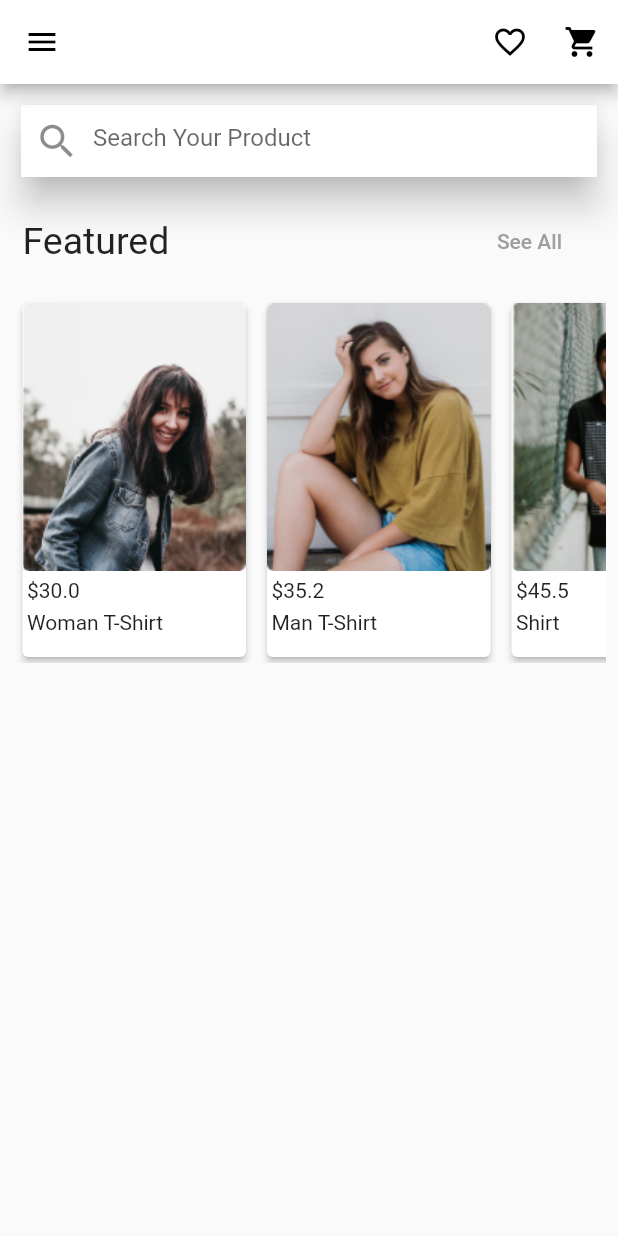
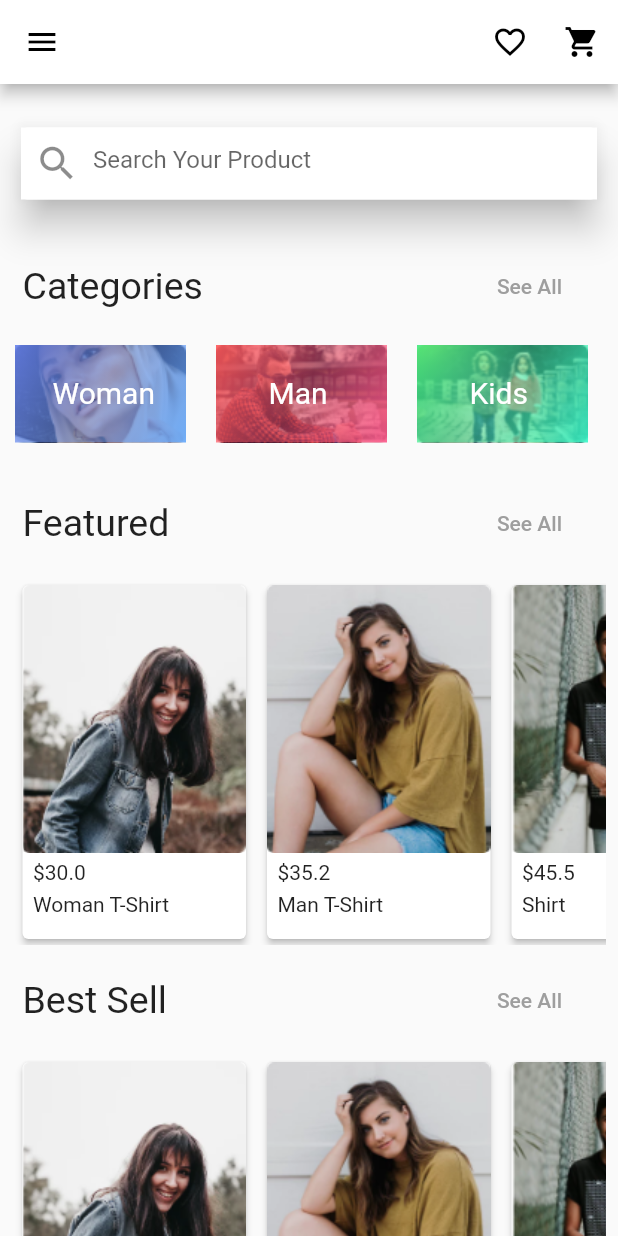
Before and after one commit to Mo0Khaled/ecommerce-app-flutter, a Flutter app: the screen it shows after launch, on a phone screen of 412 x 824 dp. Run offline on Flutter 3.47's test engine with Material 2 defaults, Android fonts, the phone set to English and light mode, and no system bars.

Commit message:
finish Home page

```diff
--- a/lib/screens/HomePage.dart
+++ b/lib/screens/HomePage.dart
@@ -1,4 +1,5 @@
 import 'package:boltecommerce/widget/productList.dart';
+import 'package:flutter/cupertino.dart';
 import 'package:flutter/material.dart';
 
 class HomePage extends StatelessWidget {
@@ -15,10 +16,11 @@ class HomePage extends StatelessWidget {
           IconButton(icon: Icon(Icons.shopping_cart), onPressed: () {}),
         ],
       ),
-      body: Column(
+      body: SingleChildScrollView(
+        child: Column(
           children: <Widget>[
             Padding(
-            padding: const EdgeInsets.symmetric(horizontal: 10, vertical: 10),
+              padding: const EdgeInsets.symmetric(horizontal: 10, vertical: 25),
               child: Card(
                 elevation: 10,
                 child: TextField(
@@ -36,23 +38,58 @@ class HomePage extends StatelessWidget {
                 ),
               ),
             ),
-          Padding(
-            padding: const EdgeInsets.symmetric(horizontal: 15, vertical: 5),
-            child: Row(
-              mainAxisAlignment: MainAxisAlignment.spaceBetween,
+            buildTitle(
+              title: "Categories",
+              onPressed: () {},
+            ),
+            Container(
+              width: double.infinity,
+              height: 100,
+              child: ListView(
+                scrollDirection: Axis.horizontal,
                 children: <Widget>[
-                Text(
-                  'Featured',
-                  style: TextStyle(fontSize: 25),
+                  buildCategory(
+                    img: "assets/images/woman.png",
+                    name: "Woman",
+                    onTap: () {},
+                    left: 25,
+                    color1: Color(0xff6681EB),
+                    color2: Color(0xff6590F1),
+                    color3: Color(0xff64A8FA),
                   ),
-                FlatButton(
-                    onPressed: () {},
-                    child: Text(
-                      'See All',
-                      style: TextStyle(color: Colors.grey),
-                    ))
+                  buildCategory(
+                    img: "assets/images/man.png",
+                    name: "Man",
+                    onTap: () {},
+                    left: 35,
+                    color1: Color(0xffFF5858),
+                    color2: Color(0xffFE5870),
+                    color3: Color(0xffFC588A),
+                  ),
+                  buildCategory(
+                    img: "assets/images/kid.png",
+                    name: "Kids",
+                    onTap: () {},
+                    left: 35,
+                    color1: Color(0xff43E97B),
+                    color2: Color(0xff3EEFA0),
+                    color3: Color(0xff3AF6C8),
+                  ),
                 ],
               ),
+            ),
+            buildTitle(
+              title: "Featured",
+              onPressed: () {},
+            ),
+            Container(
+              width: double.infinity,
+              height: 260,
+              child: ProductList(),
+            ),
+            buildTitle(
+              title: "Best Sell",
+              onPressed: () {},
             ),
             Container(
               width: double.infinity,
@@ -61,6 +98,80 @@ class HomePage extends StatelessWidget {
             ),
           ],
         ),
+      ),
+    );
+  }
+
+  Padding buildTitle({String title, Function onPressed}) {
+    return Padding(
+      padding: const EdgeInsets.symmetric(horizontal: 15, vertical: 5),
+      child: Row(
+        mainAxisAlignment: MainAxisAlignment.spaceBetween,
+        children: <Widget>[
+          Text(
+            title,
+            style: TextStyle(fontSize: 25),
+          ),
+          FlatButton(
+            onPressed: onPressed,
+            child: Text(
+              'See All',
+              style: TextStyle(color: Colors.grey),
+            ),
+          ),
+        ],
+      ),
+    );
+  }
+
+  InkWell buildCategory({
+    String img,
+    String name,
+    Function onTap,
+    Color color1,
+    Color color2,
+    Color color3,
+    double left,
+  }) {
+    return InkWell(
+      onTap: onTap,
+      borderRadius: BorderRadius.circular(50),
+      child: Container(
+        margin: EdgeInsets.all(10),
+        height: 65,
+        width: 114,
+        child: Stack(
+          children: <Widget>[
+            Image.asset(
+              img,
+              fit: BoxFit.contain,
+            ),
+            Container(
+              width: 115,
+              height: 65,
+              decoration: BoxDecoration(
+                gradient: LinearGradient(
+                  colors: [
+                    color1.withOpacity(0.9),
+                    color2.withOpacity(.5),
+                    color3.withOpacity(0.9),
+                  ],
+                  begin: Alignment.topLeft,
+                  end: Alignment.bottomRight,
+                ),
+              ),
+            ),
+            Positioned(
+              child: Text(
+                name,
+                style: TextStyle(color: Colors.white, fontSize: 20),
+              ),
+              top: 20,
+              left: left,
+            ),
+          ],
+        ),
+      ),
     );
   }
 }
--- a/lib/widget/product_item.dart
+++ b/lib/widget/product_item.dart
@@ -25,11 +25,11 @@ class ProductItem extends StatelessWidget {
                   ),
                 ),
                 Padding(
-                  padding: const EdgeInsets.only(top: 5, bottom: 5, left: 3),
+                  padding: const EdgeInsets.only(top: 5, bottom: 5, left: 7),
                   child: Text('\$${productPro.price}'),
                 ),
                 Padding(
-                  padding: const EdgeInsets.only(left: 3),
+                  padding: const EdgeInsets.only(left: 7),
                   child: Text(productPro.title),
                 ),
               ],
```
Also changed, not shown: assets/images/kid.png (added), assets/images/man.png (added), assets/images/woman.png (added). Lines whose indentation alone changed are shown as unchanged.
